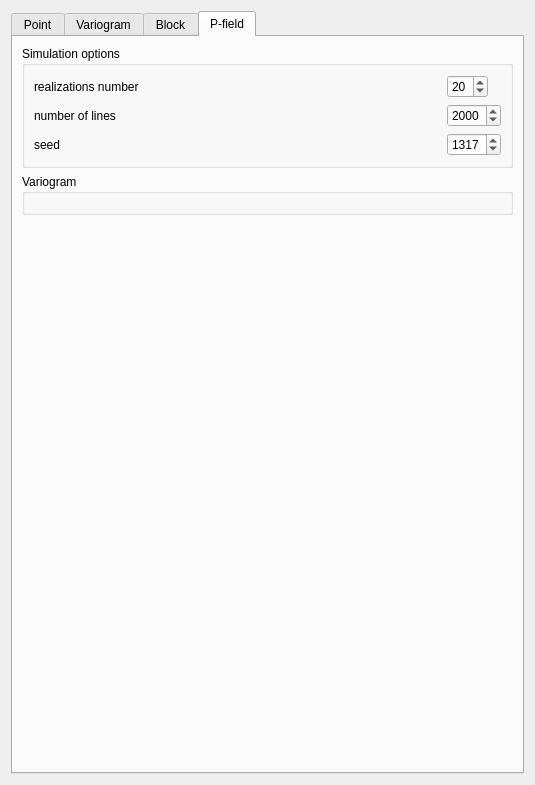
robertorolo/LPM-Geomod_Suite, file ui/stochastic.ui: the form before one commit.
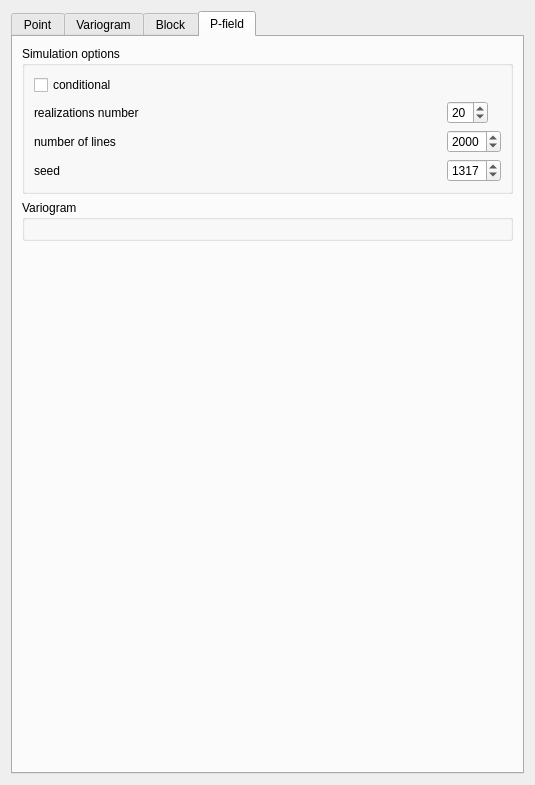
The form after the commit. The open tabs and pages were chosen to show the change. Custom widgets are drawn as their Qt base class.

The edit to the form file:
```diff
--- a/ui/stochastic.ui
+++ b/ui/stochastic.ui
@@ -497,7 +497,7 @@
           <string>Simulation options</string>
          </property>
          <layout class="QGridLayout" name="gridLayout_11">
-          <item row="0" column="0">
+          <item row="1" column="0">
            <widget class="QLabel" name="label_6">
             <property name="sizePolicy">
              <sizepolicy hsizetype="Preferred" vsizetype="Preferred">
@@ -510,7 +510,7 @@
             </property>
            </widget>
           </item>
-          <item row="1" column="0">
+          <item row="2" column="0">
            <widget class="QLabel" name="label_7">
             <property name="sizePolicy">
              <sizepolicy hsizetype="Preferred" vsizetype="Preferred">
@@ -523,7 +523,7 @@
             </property>
            </widget>
           </item>
-          <item row="0" column="1">
+          <item row="1" column="1">
            <widget class="QSpinBox" name="spinBox">
             <property name="sizePolicy">
              <sizepolicy hsizetype="Fixed" vsizetype="Fixed">
@@ -539,14 +539,14 @@
             </property>
            </widget>
           </item>
-          <item row="3" column="0">
+          <item row="4" column="0">
            <widget class="QLabel" name="label_8">
             <property name="text">
              <string>seed</string>
             </property>
            </widget>
           </item>
-          <item row="3" column="1">
+          <item row="4" column="1">
            <widget class="QSpinBox" name="spinBox_3">
             <property name="sizePolicy">
              <sizepolicy hsizetype="Fixed" vsizetype="Fixed">
@@ -562,7 +562,7 @@
             </property>
            </widget>
           </item>
-          <item row="1" column="1">
+          <item row="2" column="1">
            <widget class="QSpinBox" name="spinBox_2">
             <property name="sizePolicy">
              <sizepolicy hsizetype="Fixed" vsizetype="Fixed">
@@ -578,6 +578,13 @@
             </property>
            </widget>
           </item>
+          <item row="0" column="0">
+           <widget class="QCheckBox" name="conditional">
+            <property name="text">
+             <string>conditional</string>
+            </property>
+           </widget>
+          </item>
          </layout>
         </widget>
        </item>
```
Left out of the diff: 6 changed lines with no effect on the pictures.
